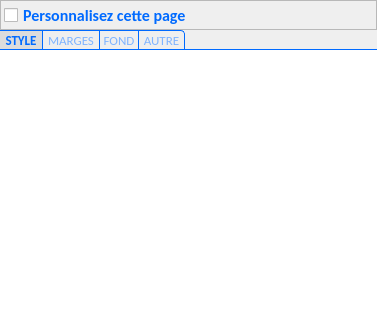
FlorianLance/PhotosConsigne, file PhotosConsigne/ui/Page.ui: the form before one commit; both pictures show x 0 to 377 and y 0 to 320 of the 377 by 545 pixel window.
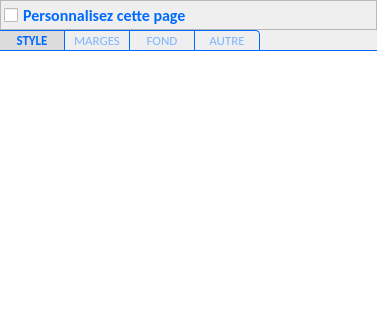
The form after the commit.

```diff
--- a/PhotosConsigne/ui/Page.ui
+++ b/PhotosConsigne/ui/Page.ui
@@ -224,8 +224,8 @@
     border-radius: 0px;
 
 	/* size */
-	height:4ex;
-	min-width:20ex;
+	height:15px;
+	min-width:60px;
 
 	/* padding */
     padding: 2px;
```
